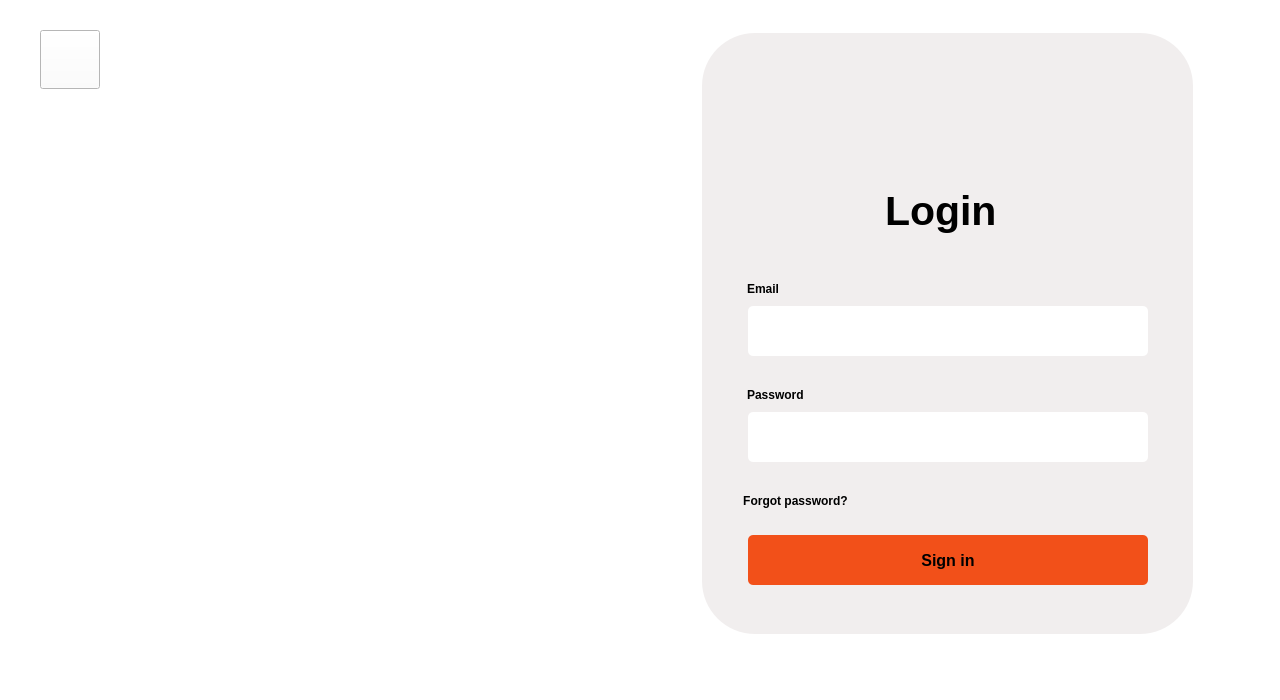
Old version of the form log_in.ui in the repository Rista10/Final.
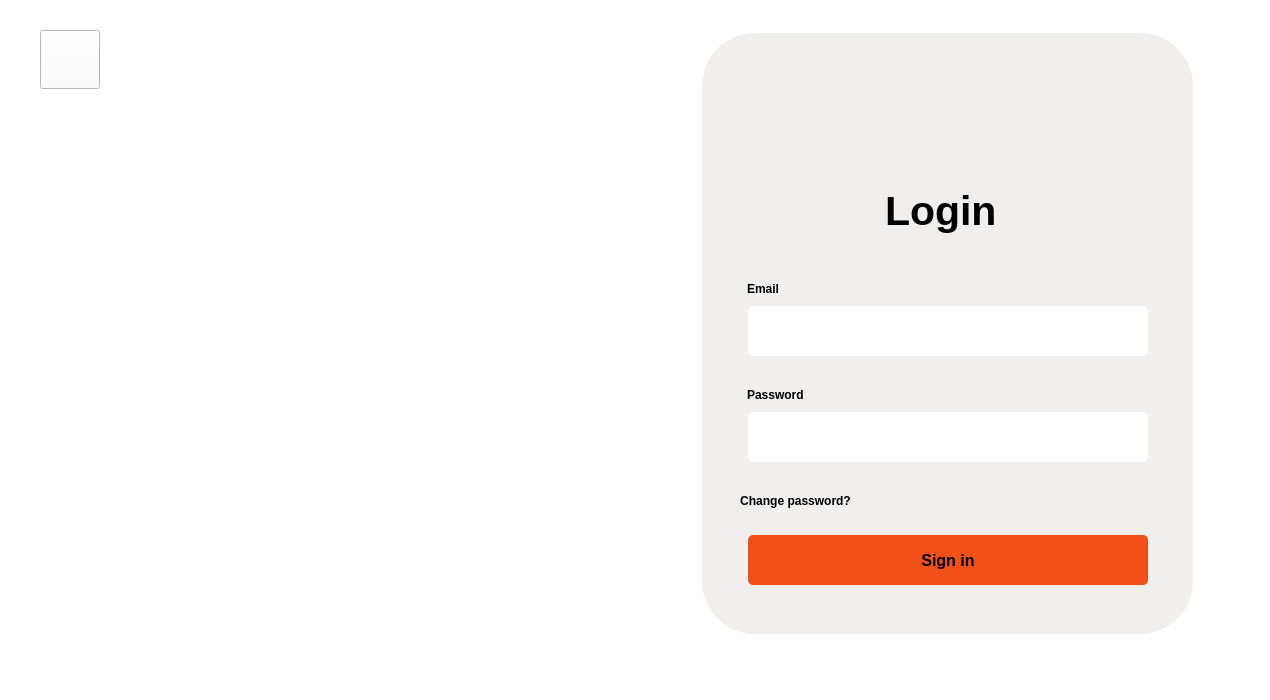
New version of the form. Icons and pictures are not drawn.

```diff
--- a/log_in.ui
+++ b/log_in.ui
@@ -6,7 +6,7 @@
    <rect>
     <x>0</x>
     <y>0</y>
-    <width>1280</width>
+    <width>1270</width>
     <height>700</height>
    </rect>
   </property>
@@ -218,7 +218,7 @@
 }</string>
    </property>
    <property name="text">
-    <string>Forgot password?</string>
+    <string>Change password?</string>
    </property>
   </widget>
   <widget class="QLabel" name="label_5">
```
